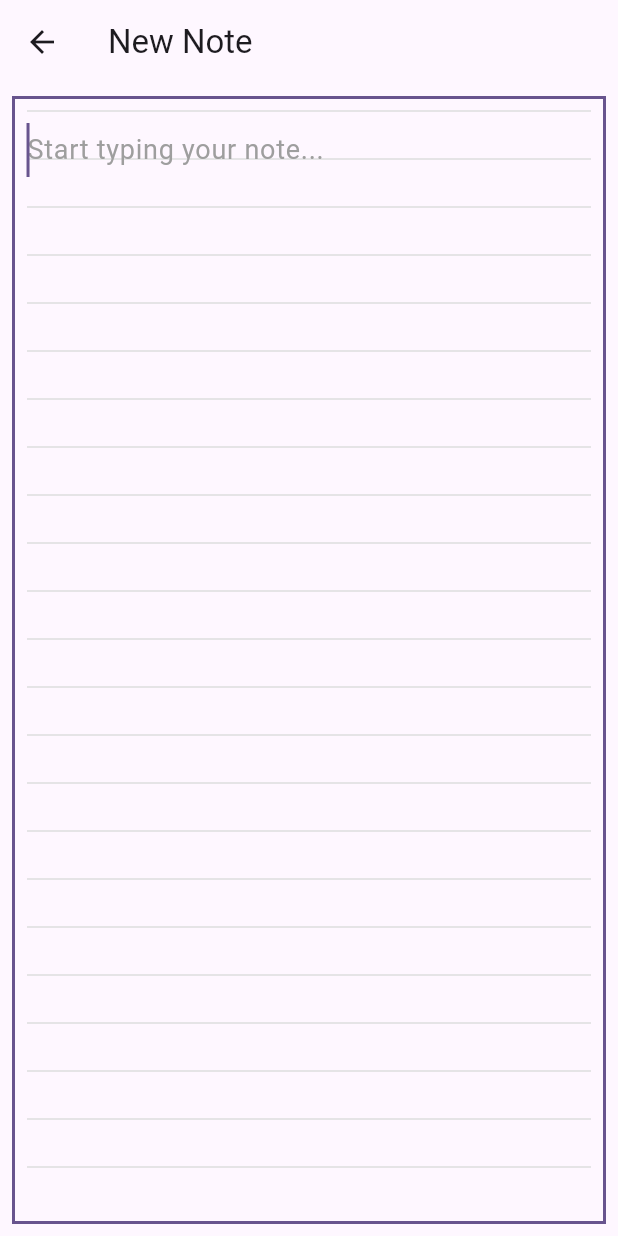
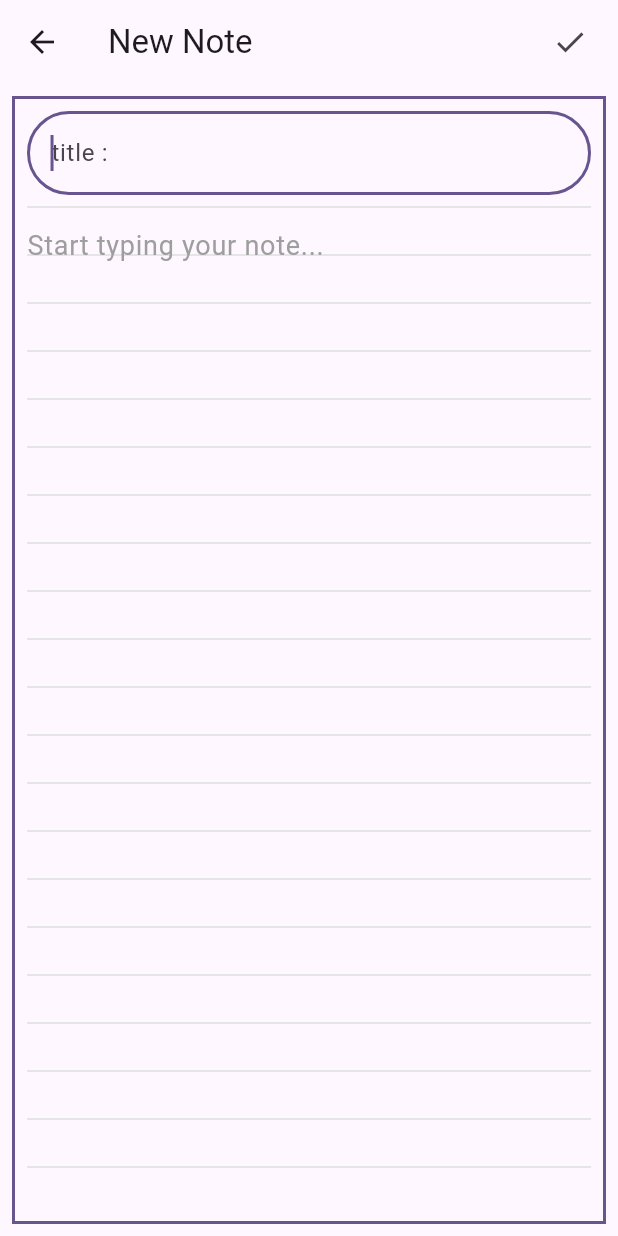
Before and after one commit to badri784/Google-Note, a Flutter app: the screen it shows after launch, scrolled down 110 dp, after a tap on the "add" icon, on a phone screen of 412 x 824 dp. Run offline on Flutter 3.47's test engine with Material 3 defaults, Android fonts, the phone set to English and light mode, and no system bars; our stand-ins replace flutter_riverpod.

```diff
--- a/analysis_options.yaml
+++ b/analysis_options.yaml
@@ -7,6 +7,9 @@
 
 # The following line activates a set of recommended lints for Flutter apps,
 # packages, and plugins designed to encourage good coding practices.
+analyzer:
+  errors:
+    deprecated_member_use: ignore
 include: package:flutter_lints/flutter.yaml
 
 linter:
--- /dev/null
+++ b/lib/model/note_model.dart
@@ -0,0 +1,11 @@
+import 'package:uuid/uuid.dart';
+
+final uuid = const Uuid();
+
+class NoteModel {
+  NoteModel({String? id, required this.title, required this.body})
+    : id = id ?? uuid.v4();
+  final String title;
+  final String body;
+  final String id;
+}
--- /dev/null
+++ b/lib/provider/note_provider.dart
@@ -0,0 +1,19 @@
+import 'package:flutter_riverpod/legacy.dart';
+import 'package:note_app/model/note_model.dart';
+
+class NoteProvider extends StateNotifier<List<NoteModel>> {
+  NoteProvider() : super([]);
+
+  void addnote(String title, String body) {
+    final newItem = NoteModel(title: title, body: body);
+    state = [newItem, ...state];
+  }
+
+  void removeNote(String id) {
+    state = state.where((item) => item.id == id).toList();
+  }
+}
+
+final noteNotifier = StateNotifierProvider<NoteProvider, List<NoteModel>>(
+  (ref) => NoteProvider(),
+);
--- a/lib/screens/note_screen.dart
+++ b/lib/screens/add_note_screen.dart
@@ -1,26 +1,46 @@
 import 'package:flutter/material.dart';
 import 'package:flutter/services.dart';
+import 'package:flutter_riverpod/flutter_riverpod.dart';
+import 'package:note_app/provider/note_provider.dart';
 
-class NoteScreen extends StatefulWidget {
+class NoteScreen extends ConsumerStatefulWidget {
   const NoteScreen({super.key});
 
   @override
-  State<NoteScreen> createState() => _NoteScreenState();
+  ConsumerState<NoteScreen> createState() => _NoteScreenState();
 }
 
-class _NoteScreenState extends State<NoteScreen> {
-  TextEditingController textController = TextEditingController();
+class _NoteScreenState extends ConsumerState<NoteScreen> {
+  TextEditingController titleController = TextEditingController();
+  TextEditingController bodyController = TextEditingController();
   @override
   void dispose() {
     super.dispose();
-    textController.dispose();
+    titleController.dispose();
+    bodyController.dispose();
   }
 
   @override
   Widget build(BuildContext context) {
+    onsave() {
+      final titlecontrol = titleController.text;
+      final bodycontrol = bodyController.text;
+      if (titlecontrol.isEmpty) return;
+      ref.read(noteNotifier.notifier).addnote(bodycontrol, titlecontrol);
+      Navigator.of(context).pop(true);
+    }
+
     return Scaffold(
       resizeToAvoidBottomInset: false,
-      appBar: AppBar(title: const Text('New Note')),
+      appBar: AppBar(
+        title: const Text('New Note'),
+        actions: [
+          Padding(
+            padding: const EdgeInsets.all(8.0),
+            child: IconButton(onPressed: onsave, icon: const Icon(Icons.done)),
+          ),
+        ],
+      ),
       body: Padding(
         padding: const EdgeInsets.all(8.0),
         child: Container(
@@ -35,18 +55,32 @@ class _NoteScreenState extends State<NoteScreen> {
             padding: const EdgeInsets.all(8.0),
             child: Column(
               children: [
+                TextField(
+                  controller: titleController,
+                  autocorrect: true,
+                  maxLines: null,
+                  autofocus: true,
+                  decoration: const InputDecoration(
+                    hintText: 'title :',
+                    border: OutlineInputBorder(
+                      borderRadius: BorderRadius.all(Radius.circular(30)),
+                    ),
+                  ),
+                  keyboardType: TextInputType.text,
+                ),
+                const SizedBox(height: 8),
                 Expanded(
                   child: CustomPaint(
                     painter: LinedPaperPainter(),
                     child: GestureDetector(
                       onTap: () {
                         Clipboard.setData(
-                          ClipboardData(text: textController.text),
+                          ClipboardData(text: bodyController.text),
                         );
                       },
                       child: TextField(
                         autofocus: true,
-                        controller: textController,
+                        controller: bodyController,
                         keyboardType: TextInputType.text,
                         maxLines: null,
                         expands: true,
--- a/lib/screens/edit_screen.dart
+++ b/lib/screens/edit_screen.dart
@@ -1,7 +1,7 @@
 import 'package:flutter/material.dart';
 import 'package:flutter_riverpod/flutter_riverpod.dart';
 import 'package:note_app/model/model.dart';
-import 'package:note_app/provider/todos.dart';
+import 'package:note_app/provider/todos_provider.dart';
 
 class EditScreen extends ConsumerStatefulWidget {
   const EditScreen({super.key, required this.model});
--- a/lib/screens/home.dart
+++ b/lib/screens/home.dart
@@ -1,6 +1,6 @@
 import 'package:flutter/material.dart';
 import 'package:flutter_riverpod/flutter_riverpod.dart';
-import 'package:note_app/provider/navbar.dart';
+import 'package:note_app/provider/navbar_provider.dart';
 import 'package:note_app/screens/notes.dart';
 import 'package:note_app/screens/todos.dart';
 
--- a/lib/screens/notes.dart
+++ b/lib/screens/notes.dart
@@ -1,5 +1,6 @@
 import 'package:flutter/material.dart';
-import 'package:note_app/screens/note_screen.dart';
+import 'package:note_app/screens/add_note_screen.dart';
+import 'package:note_app/widget/graid_view.dart';
 
 class Notes extends StatefulWidget {
   const Notes({super.key});
@@ -92,8 +93,8 @@ class _NotesState extends State<Notes> with TickerProviderStateMixin {
             parent: AlwaysScrollableScrollPhysics(),
           ),
           children: const [
-            Center(child: Text('Content of Tab 1')),
-            Center(child: Text('Content of Tab 2')),
+            Center(child: Text('Content of Tab 12')),
+            GraidViewWidget(),
             Center(child: Text('Content of Tab 3')),
             Center(child: Text('Content of Tab 4')),
           ],
--- a/lib/screens/todos.dart
+++ b/lib/screens/todos.dart
@@ -4,7 +4,7 @@ import 'package:flutter/material.dart';
 import 'package:flutter_riverpod/flutter_riverpod.dart';
 import 'package:intl/intl.dart';
 import 'package:note_app/model/model.dart';
-import 'package:note_app/provider/todos.dart';
+import 'package:note_app/provider/todos_provider.dart';
 import 'package:note_app/screens/edit_screen.dart';
 
 class ToDos extends ConsumerStatefulWidget {
```
Also changed, not shown: lib/widget/graid_view.dart (added, +74 -0 lines), lib/provider/navbar_provider.dart (renamed from lib/provider/navbar.dart), lib/provider/todos_provider.dart (renamed from lib/provider/todos.dart).
